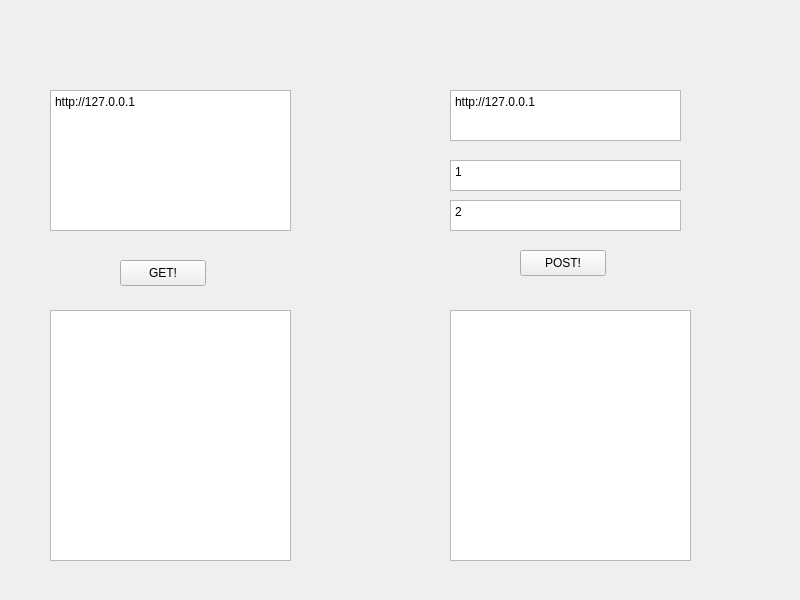
First picture: the form in widget.ui, repository ChuanSWT/Make-GET-POST-WS-tests-Quick-, before the edit.
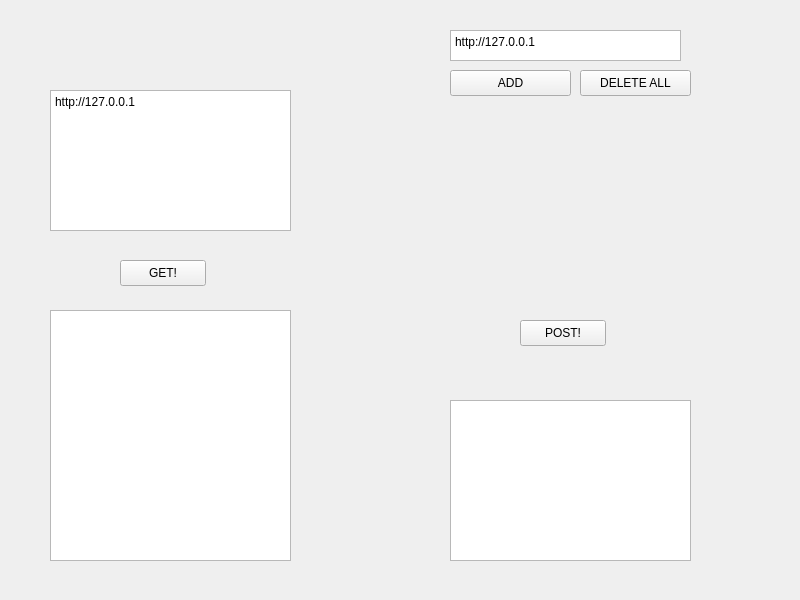
Second picture: the form after the edit.

```diff
--- a/widget.ui
+++ b/widget.ui
@@ -60,9 +60,9 @@
    <property name="geometry">
     <rect>
      <x>450</x>
-     <y>90</y>
+     <y>30</y>
      <width>231</width>
-     <height>51</height>
+     <height>31</height>
     </rect>
    </property>
    <property name="html">
@@ -80,9 +80,9 @@
    <property name="geometry">
     <rect>
      <x>450</x>
-     <y>310</y>
+     <y>400</y>
      <width>241</width>
-     <height>251</height>
+     <height>161</height>
     </rect>
    </property>
   </widget>
@@ -90,7 +90,7 @@
    <property name="geometry">
     <rect>
      <x>520</x>
-     <y>250</y>
+     <y>320</y>
      <width>86</width>
      <height>26</height>
     </rect>
@@ -99,44 +99,55 @@
     <string>POST!</string>
    </property>
   </widget>
-  <widget class="QTextEdit" name="postData_1">
+  <widget class="QWidget" name="formLayoutWidget">
    <property name="geometry">
     <rect>
      <x>450</x>
-     <y>160</y>
-     <width>231</width>
-     <height>31</height>
+     <y>100</y>
+     <width>331</width>
+     <height>161</height>
     </rect>
    </property>
-   <property name="html">
-    <string>&lt;!DOCTYPE HTML PUBLIC &quot;-//W3C//DTD HTML 4.0//EN&quot; &quot;http://www.w3.org/TR/REC-html40/strict.dtd&quot;&gt;
-&lt;html&gt;&lt;head&gt;&lt;meta name=&quot;qrichtext&quot; content=&quot;1&quot; /&gt;&lt;meta charset=&quot;utf-8&quot; /&gt;&lt;style type=&quot;text/css&quot;&gt;
-p, li { white-space: pre-wrap; }
-hr { height: 1px; border-width: 0; }
-li.unchecked::marker { content: &quot;\2610&quot;; }
-li.checked::marker { content: &quot;\2612&quot;; }
-&lt;/style&gt;&lt;/head&gt;&lt;body style=&quot; font-family:'Microsoft YaHei UI'; font-size:9pt; font-weight:400; font-style:normal;&quot;&gt;
-&lt;p style=&quot; margin-top:0px; margin-bottom:0px; margin-left:0px; margin-right:0px; -qt-block-indent:0; text-indent:0px;&quot;&gt;1&lt;/p&gt;&lt;/body&gt;&lt;/html&gt;</string>
-   </property>
+   <layout class="QFormLayout" name="formLayout">
+    <item row="0" column="0">
+     <spacer name="verticalSpacer">
+      <property name="orientation">
+       <enum>Qt::Vertical</enum>
+      </property>
+      <property name="sizeHint" stdset="0">
+       <size>
+        <width>20</width>
+        <height>40</height>
+       </size>
+      </property>
+     </spacer>
+    </item>
+   </layout>
   </widget>
-  <widget class="QTextEdit" name="postData_2">
+  <widget class="QPushButton" name="addButton">
    <property name="geometry">
     <rect>
      <x>450</x>
-     <y>200</y>
-     <width>231</width>
-     <height>31</height>
+     <y>70</y>
+     <width>121</width>
+     <height>26</height>
     </rect>
    </property>
-   <property name="html">
-    <string>&lt;!DOCTYPE HTML PUBLIC &quot;-//W3C//DTD HTML 4.0//EN&quot; &quot;http://www.w3.org/TR/REC-html40/strict.dtd&quot;&gt;
-&lt;html&gt;&lt;head&gt;&lt;meta name=&quot;qrichtext&quot; content=&quot;1&quot; /&gt;&lt;meta charset=&quot;utf-8&quot; /&gt;&lt;style type=&quot;text/css&quot;&gt;
-p, li { white-space: pre-wrap; }
-hr { height: 1px; border-width: 0; }
-li.unchecked::marker { content: &quot;\2610&quot;; }
-li.checked::marker { content: &quot;\2612&quot;; }
-&lt;/style&gt;&lt;/head&gt;&lt;body style=&quot; font-family:'Microsoft YaHei UI'; font-size:9pt; font-weight:400; font-style:normal;&quot;&gt;
-&lt;p style=&quot; margin-top:0px; margin-bottom:0px; margin-left:0px; margin-right:0px; -qt-block-indent:0; text-indent:0px;&quot;&gt;2&lt;/p&gt;&lt;/body&gt;&lt;/html&gt;</string>
+   <property name="text">
+    <string>ADD</string>
+   </property>
+  </widget>
+  <widget class="QPushButton" name="deleteButton">
+   <property name="geometry">
+    <rect>
+     <x>580</x>
+     <y>70</y>
+     <width>111</width>
+     <height>26</height>
+    </rect>
+   </property>
+   <property name="text">
+    <string>DELETE ALL</string>
    </property>
   </widget>
  </widget>
```
